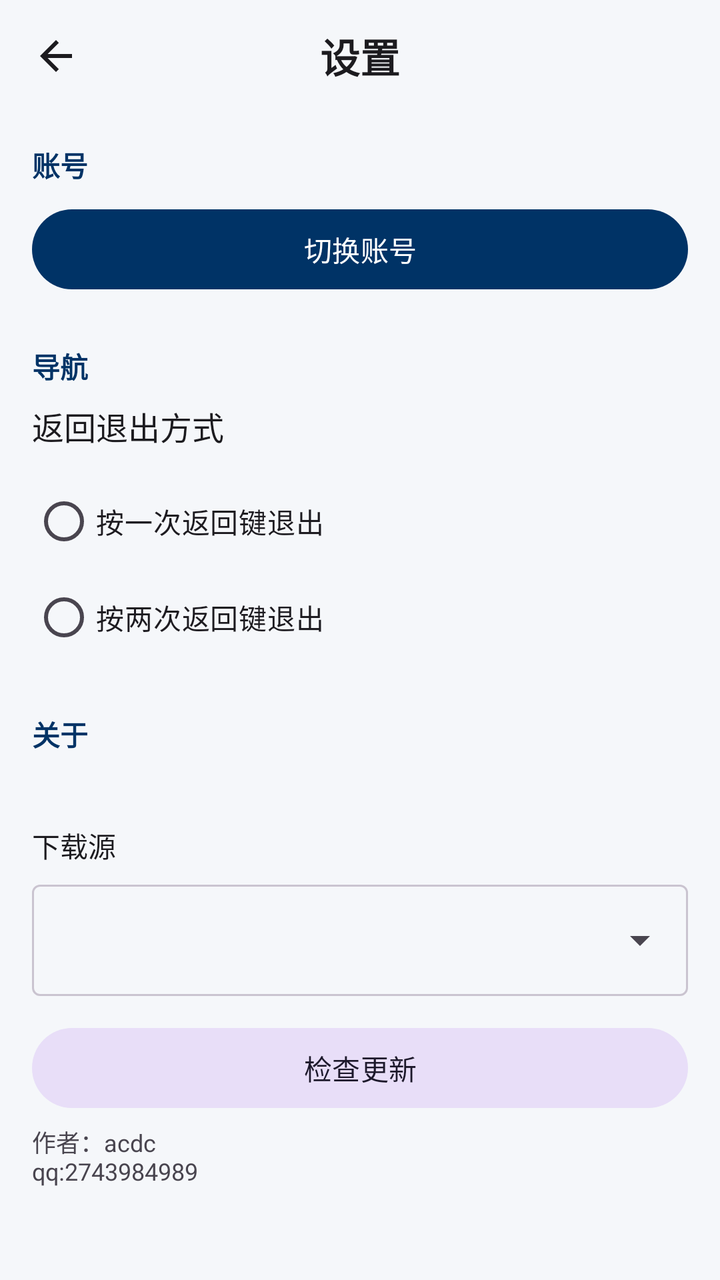
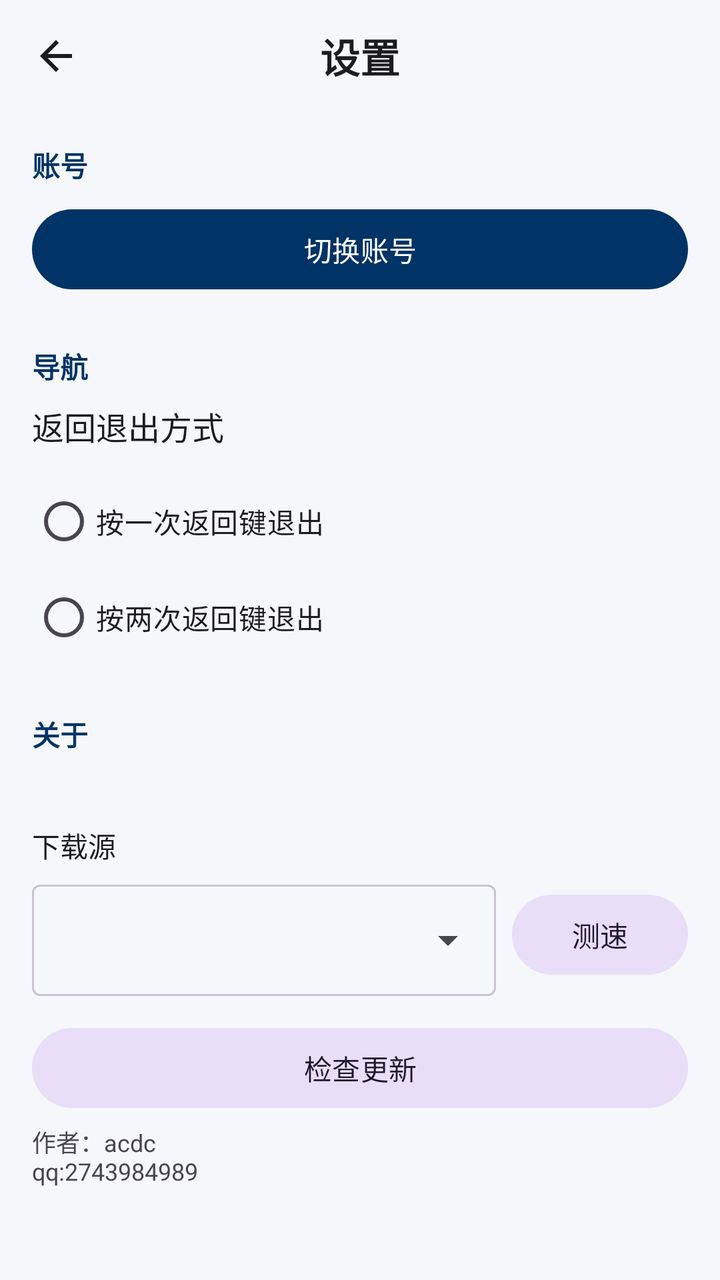

Screens rendered from an Android XML layout before and after an edit, with the pre-edit source and the edit as a unified diff.
<!-- AndroidManifest.xml: application theme Theme.Ecode -->
<!-- res/layout/activity_settings.xml -->
<?xml version="1.0" encoding="utf-8"?>
<LinearLayout
    xmlns:android="http://schemas.android.com/apk/res/android"
    xmlns:app="http://schemas.android.com/apk/res-auto"
    android:layout_width="match_parent"
    android:layout_height="match_parent"
    android:background="@color/md_theme_background"
    android:orientation="vertical">

    <LinearLayout
        android:layout_width="match_parent"
        android:layout_height="56dp"
        android:gravity="center_vertical"
        android:orientation="horizontal"
        android:paddingHorizontal="4dp">

        <ImageButton
            android:id="@+id/btnBack"
            android:layout_width="48dp"
            android:layout_height="48dp"
            android:background="?attr/selectableItemBackgroundBorderless"
            android:contentDescription="返回"
            android:src="@drawable/ic_arrow_back"
            android:tint="@color/md_theme_on_surface" />

        <TextView
            android:layout_width="0dp"
            android:layout_height="wrap_content"
            android:layout_weight="1"
            android:gravity="center"
            android:text="@string/settings_title"
            android:textColor="@color/md_theme_on_surface"
            android:textSize="20sp"
            android:textStyle="bold" />

        <View
            android:layout_width="48dp"
            android:layout_height="48dp" />
    </LinearLayout>

    <ScrollView
        android:layout_width="match_parent"
        android:layout_height="match_parent"
        android:padding="16dp">

        <LinearLayout
            android:layout_width="match_parent"
            android:layout_height="wrap_content"
            android:orientation="vertical">

            
            <TextView
                android:layout_width="wrap_content"
                android:layout_height="wrap_content"
                android:layout_marginBottom="8dp"
                android:text="@string/settings_account_section"
                android:textColor="@color/md_theme_primary"
                android:textSize="14sp"
                android:textStyle="bold" />

            <com.google.android.material.button.MaterialButton
                android:id="@+id/btnSwitchAccount"
                style="@style/Widget.Material3.Button"
                android:layout_width="match_parent"
                android:layout_height="wrap_content"
                android:layout_marginBottom="24dp"
                android:text="@string/settings_switch_account" />

            
            <TextView
                android:layout_width="wrap_content"
                android:layout_height="wrap_content"
                android:layout_marginBottom="8dp"
                android:text="@string/settings_navigation_section"
                android:textColor="@color/md_theme_primary"
                android:textSize="14sp"
                android:textStyle="bold" />

            <TextView
                android:layout_width="wrap_content"
                android:layout_height="wrap_content"
                android:layout_marginBottom="12dp"
                android:text="@string/settings_back_mode"
                android:textColor="@color/md_theme_on_surface"
                android:textSize="16sp" />

            <RadioGroup
                android:id="@+id/radioGroupBackMode"
                android:layout_width="match_parent"
                android:layout_height="wrap_content"
                android:layout_marginBottom="24dp"
                android:orientation="vertical">

                <com.google.android.material.radiobutton.MaterialRadioButton
                    android:id="@+id/radioSingle"
                    android:layout_width="match_parent"
                    android:layout_height="wrap_content"
                    android:text="@string/settings_back_single" />

                <com.google.android.material.radiobutton.MaterialRadioButton
                    android:id="@+id/radioDouble"
                    android:layout_width="match_parent"
                    android:layout_height="wrap_content"
                    android:text="@string/settings_back_double" />
            </RadioGroup>

            
            <TextView
                android:layout_width="wrap_content"
                android:layout_height="wrap_content"
                android:layout_marginBottom="8dp"
                android:text="@string/settings_about_section"
                android:textColor="@color/md_theme_primary"
                android:textSize="14sp"
                android:textStyle="bold" />

            <TextView
                android:id="@+id/tvVersion"
                android:layout_width="match_parent"
                android:layout_height="wrap_content"
                android:textColor="@color/md_theme_on_surface_variant"
                android:textSize="14sp" />

            
            <TextView
                android:layout_width="wrap_content"
                android:layout_height="wrap_content"
                android:layout_marginTop="8dp"
                android:text="@string/update_source_label"
                android:textColor="@color/md_theme_on_surface"
                android:textSize="14sp" />

            <com.google.android.material.textfield.TextInputLayout
                style="@style/Widget.Material3.TextInputLayout.OutlinedBox.ExposedDropdownMenu"
                android:layout_width="match_parent"
                android:layout_height="wrap_content"
                android:layout_marginTop="4dp">

                <com.google.android.material.textfield.MaterialAutoCompleteTextView
                    android:id="@+id/ddlUpdateSource"
                    android:layout_width="match_parent"
                    android:layout_height="wrap_content"
                    android:inputType="none" />
            </com.google.android.material.textfield.TextInputLayout>

            <com.google.android.material.button.MaterialButton
                android:id="@+id/btnCheckUpdate"
                style="@style/Widget.Material3.Button.TonalButton"
                android:layout_width="match_parent"
                android:layout_height="wrap_content"
                android:layout_marginTop="12dp"
                android:text="@string/settings_check_update" />

            <TextView
                android:id="@+id/tvUpdateStatus"
                android:layout_width="match_parent"
                android:layout_height="wrap_content"
                android:layout_marginTop="8dp"
                android:textColor="@color/md_theme_on_surface"
                android:textSize="14sp"
                android:visibility="gone" />

            <TextView
                android:id="@+id/tvChangelog"
                android:layout_width="match_parent"
                android:layout_height="wrap_content"
                android:layout_marginTop="4dp"
                android:lineSpacingExtra="2dp"
                android:textColor="@color/md_theme_on_surface_variant"
                android:textSize="13sp"
                android:visibility="gone" />

            <ProgressBar
                android:id="@+id/progressDownload"
                style="?android:attr/progressBarStyleHorizontal"
                android:layout_width="match_parent"
                android:layout_height="wrap_content"
                android:layout_marginTop="12dp"
                android:max="100"
                android:visibility="gone" />

            <TextView
                android:id="@+id/tvProgress"
                android:layout_width="match_parent"
                android:layout_height="wrap_content"
                android:layout_marginTop="4dp"
                android:textColor="@color/md_theme_on_surface_variant"
                android:textSize="13sp"
                android:visibility="gone" />

            <com.google.android.material.button.MaterialButton
                android:id="@+id/btnUpdateAction"
                android:layout_width="match_parent"
                android:layout_height="wrap_content"
                android:layout_marginTop="8dp"
                android:visibility="gone" />

            <TextView
                android:layout_width="match_parent"
                android:layout_height="wrap_content"
                android:layout_marginTop="4dp"
                android:layout_marginBottom="24dp"
                android:text="@string/settings_credit"
                android:textColor="@color/md_theme_on_surface_variant"
                android:textSize="12sp" />

        </LinearLayout>
    </ScrollView>
</LinearLayout>
<!-- resources referenced by this layout -->
<resources>
  <color name="md_theme_background">#F5F7FA</color>
  <color name="md_theme_on_surface">#1C1B1F</color>
  <color name="md_theme_on_surface_variant">#49454F</color>
  <color name="md_theme_primary">#003366</color>
  <!-- drawable ic_arrow_back (drawable) -->
  <?xml version="1.0" encoding="utf-8"?>
  <vector xmlns:android="http://schemas.android.com/apk/res/android"
      android:width="24dp"
      android:height="24dp"
      android:viewportWidth="24"
      android:viewportHeight="24">
      <path
          android:fillColor="#FF000000"
          android:pathData="M20,11H7.83l5.59,-5.59L12,4l-8,8 8,8 1.41,-1.41L7.83,13H20v-2z" />
  </vector>
  <string name="settings_about_section">关于</string>
  <string name="settings_account_section">账号</string>
  <string name="settings_back_double">按两次返回键退出</string>
  <string name="settings_back_mode">返回退出方式</string>
  <string name="settings_back_single">按一次返回键退出</string>
  <string name="settings_check_update">检查更新</string>
  <string name="settings_credit">作者：acdc \nqq:2743984989</string>
  <string name="settings_navigation_section">导航</string>
  <string name="settings_switch_account">切换账号</string>
  <string name="settings_title">设置</string>
  <string name="update_source_label">下载源</string>
  <style name="Theme.Ecode" parent="Theme.Material3.DayNight.NoActionBar">
          <item name="colorPrimary">@color/md_theme_primary</item>
          <item name="colorOnPrimary">@color/md_theme_on_primary</item>
          <item name="colorPrimaryContainer">@color/md_theme_primary_container</item>
          <item name="colorOnPrimaryContainer">@color/md_theme_on_primary_container</item>
          <item name="colorSecondary">@color/md_theme_secondary</item>
          <item name="colorOnSecondary">@color/md_theme_on_secondary</item>
          <item name="android:colorBackground">@color/md_theme_background</item>
          <item name="colorOnBackground">@color/md_theme_on_background</item>
          <item name="colorSurface">@color/md_theme_surface</item>
          <item name="colorOnSurface">@color/md_theme_on_surface</item>
          <item name="colorOnSurfaceVariant">@color/md_theme_on_surface_variant</item>
          <item name="colorOutline">@color/md_theme_outline</item>
      </style>
  <color name="md_theme_on_primary">#FFFFFF</color>
  <color name="md_theme_primary_container">#D6E4F0</color>
  <color name="md_theme_on_primary_container">#001D36</color>
  <color name="md_theme_secondary">#535F70</color>
  <color name="md_theme_on_secondary">#FFFFFF</color>
  <color name="md_theme_on_background">#1C1B1F</color>
  <color name="md_theme_surface">#FFFFFF</color>
  <color name="md_theme_outline">#CAC4D0</color>
</resources>

<!-- the commit's change to res/layout/activity_settings.xml (unified diff, before → after) -->
@@ -130,18 +130,34 @@
                 android:textColor="@color/md_theme_on_surface"
                 android:textSize="14sp" />
 
-            <com.google.android.material.textfield.TextInputLayout
-                style="@style/Widget.Material3.TextInputLayout.OutlinedBox.ExposedDropdownMenu"
-                android:layout_width="match_parent"
-                android:layout_height="wrap_content"
-                android:layout_marginTop="4dp">
-
-                <com.google.android.material.textfield.MaterialAutoCompleteTextView
-                    android:id="@+id/ddlUpdateSource"
-                    android:layout_width="match_parent"
-                    android:layout_height="wrap_content"
-                    android:inputType="none" />
-            </com.google.android.material.textfield.TextInputLayout>
+            <LinearLayout
+                android:layout_width="match_parent"
+                android:layout_height="wrap_content"
+                android:layout_marginTop="4dp"
+                android:gravity="center_vertical"
+                android:orientation="horizontal">
+
+                <com.google.android.material.textfield.TextInputLayout
+                    style="@style/Widget.Material3.TextInputLayout.OutlinedBox.ExposedDropdownMenu"
+                    android:layout_width="0dp"
+                    android:layout_height="wrap_content"
+                    android:layout_weight="1">
+
+                    <com.google.android.material.textfield.MaterialAutoCompleteTextView
+                        android:id="@+id/ddlUpdateSource"
+                        android:layout_width="match_parent"
+                        android:layout_height="wrap_content"
+                        android:inputType="none" />
+                </com.google.android.material.textfield.TextInputLayout>
+
+                <com.google.android.material.button.MaterialButton
+                    android:id="@+id/btnSpeedTest"
+                    style="@style/Widget.Material3.Button.TonalButton"
+                    android:layout_width="wrap_content"
+                    android:layout_height="wrap_content"
+                    android:layout_marginStart="8dp"
+                    android:text="@string/update_speed_test" />
+            </LinearLayout>
 
             <com.google.android.material.button.MaterialButton
                 android:id="@+id/btnCheckUpdate"
<!-- resource entries referenced after the edit -->
@@ -26,6 +26,7 @@
   <string name="settings_switch_account">切换账号</string>
   <string name="settings_title">设置</string>
   <string name="update_source_label">下载源</string>
+  <string name="update_speed_test">测速</string>
   <style name="Theme.Ecode" parent="Theme.Material3.DayNight.NoActionBar">
           <item name="colorPrimary">@color/md_theme_primary</item>
           <item name="colorOnPrimary">@color/md_theme_on_primary</item>
